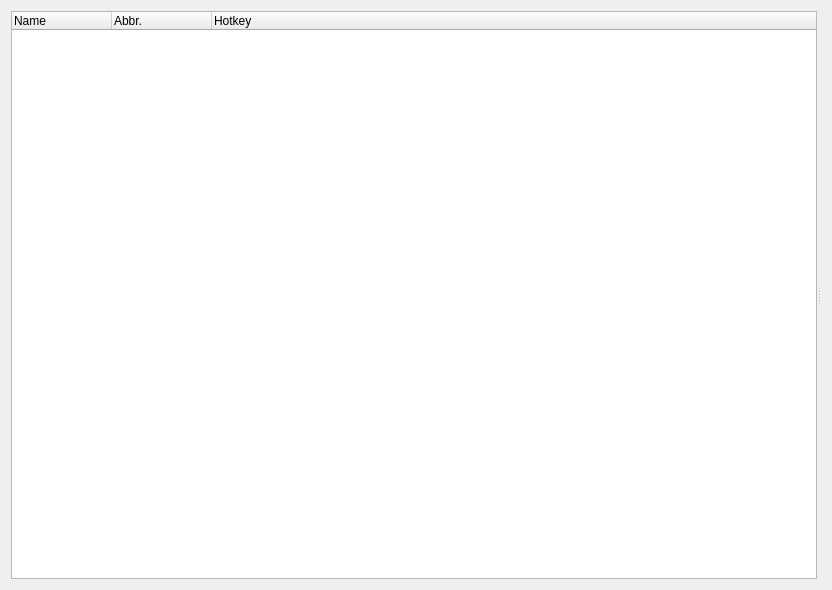
This is uic/centralwidget.ui in autokey/autokey as Qt 5 draws it before an edit. The edited form follows.
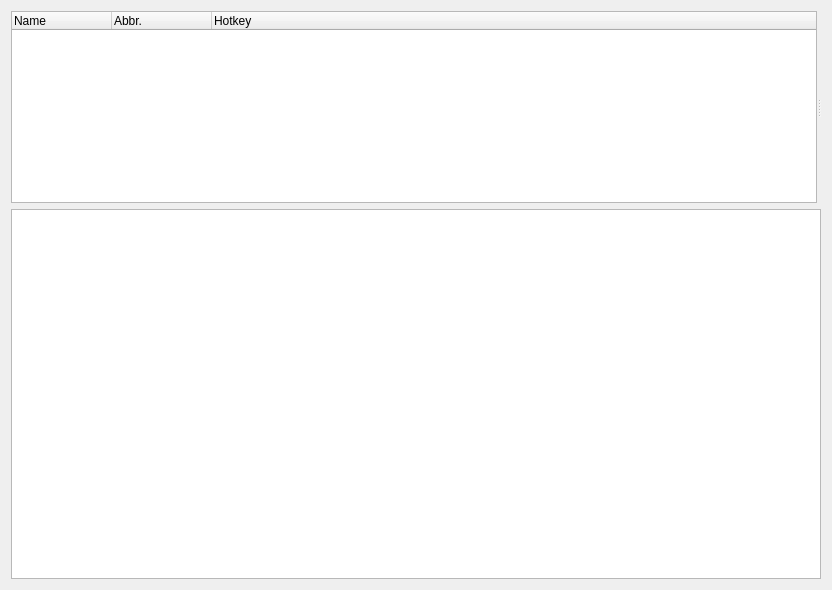
This is the edited form. Custom widgets are drawn as their Qt base class.

```diff
--- a/uic/centralwidget.ui
+++ b/uic/centralwidget.ui
@@ -13,7 +13,7 @@
   <property name="windowTitle">
    <string>Form</string>
   </property>
-  <layout class="QHBoxLayout" name="horizontalLayout">
+  <layout class="QVBoxLayout" name="verticalLayout_2">
    <item>
     <widget class="QSplitter" name="splitter">
      <property name="orientation">
@@ -94,6 +94,22 @@
      </widget>
     </widget>
    </item>
+   <item>
+    <widget class="QListWidget" name="listWidget">
+     <property name="showDropIndicator" stdset="0">
+      <bool>false</bool>
+     </property>
+     <property name="alternatingRowColors">
+      <bool>true</bool>
+     </property>
+     <property name="selectionMode">
+      <enum>QAbstractItemView::NoSelection</enum>
+     </property>
+     <property name="wordWrap">
+      <bool>true</bool>
+     </property>
+    </widget>
+   </item>
   </layout>
  </widget>
  <customwidgets>
```
